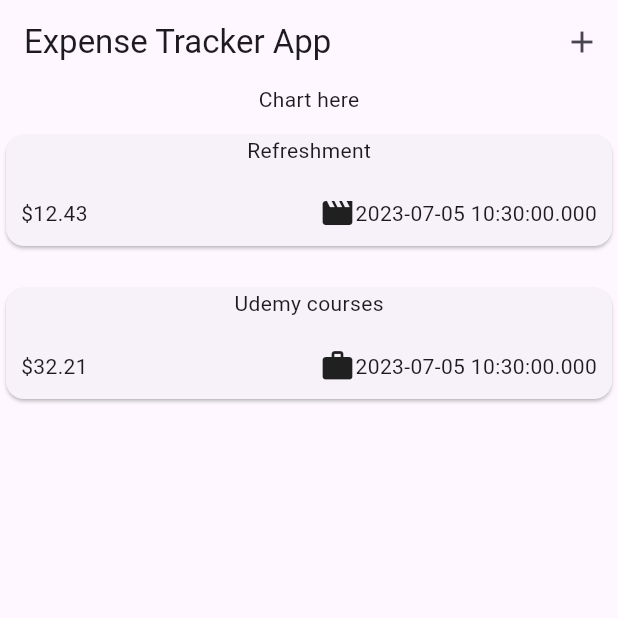
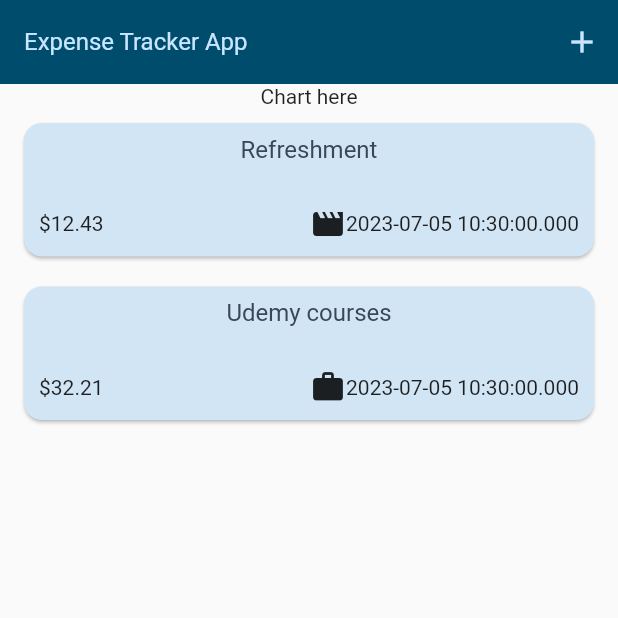
Before and after one commit to mbasnet123/expense_tracker_app, a Flutter app: the screen it shows after launch, on a phone screen of 412 x 824 dp, the top half of it. Run offline on Flutter 3.47's test engine with Material 2 defaults, Android fonts, the phone set to English and light mode, and no system bars.

Commit message:
added themes

```diff
--- a/lib/main.dart
+++ b/lib/main.dart
@@ -1,5 +1,9 @@
 import 'package:expense_tracker_app/screens/home_page.dart';
 import 'package:flutter/material.dart';
+
+var kColorScheme = ColorScheme.fromSeed(
+  seedColor: Color.fromARGB(255, 147, 203, 243),
+);
 
 void main() {
   runApp(MyApp());
@@ -11,7 +15,30 @@ class MyApp extends StatelessWidget {
   @override
   Widget build(BuildContext context) {
     return MaterialApp(
-      theme: ThemeData(useMaterial3: true),
+      theme: ThemeData().copyWith(
+        useMaterial3: true,
+        // scaffoldBackgroundColor: Color.fromARGB(255, 147, 203, 243),
+        colorScheme: kColorScheme,
+        appBarTheme: AppBarTheme().copyWith(
+            backgroundColor: kColorScheme.onPrimaryContainer,
+            foregroundColor: kColorScheme.primaryContainer),
+        cardTheme: CardTheme().copyWith(
+          color: kColorScheme.secondaryContainer,
+          margin: EdgeInsets.symmetric(horizontal: 16, vertical: 0),
+        ),
+        elevatedButtonTheme: ElevatedButtonThemeData(
+          style: ElevatedButton.styleFrom(
+            backgroundColor: kColorScheme.primaryContainer,
+          ),
+        ),
+        textTheme: ThemeData().textTheme.copyWith(
+              titleLarge: TextStyle(
+                fontWeight: FontWeight.normal,
+                fontSize: 16,
+                color: kColorScheme.onSecondaryContainer,
+              ),
+            ),
+      ),
       debugShowCheckedModeBanner: false,
       home: HomePage(),
     );
--- a/lib/widgets/expense_item.dart
+++ b/lib/widgets/expense_item.dart
@@ -13,8 +13,15 @@ class ExpenseItem extends StatelessWidget {
       padding: const EdgeInsets.symmetric(vertical: 10),
       child: Card(
         child: Column(
+          // crossAxisAlignment: CrossAxisAlignment.start,
           children: [
-            Text(expense.title),
+            Padding(
+              padding: const EdgeInsets.symmetric(vertical: 8),
+              child: Text(
+                expense.title,
+                style: Theme.of(context).textTheme.titleLarge,
+              ),
+            ),
             const SizedBox(
               height: 10,
             ),
--- a/lib/widgets/expenses_list.dart
+++ b/lib/widgets/expenses_list.dart
@@ -15,9 +15,16 @@ class ExpenseList extends StatelessWidget {
       itemCount: expenses.length,
       itemBuilder: (context, index) {
         return Dismissible(
-          onDismissed: (direction) {
-            onRemoveExpenses(expenses[index]);
-          },
+            background: Container(
+              height: 10,
+              width: 10,
+              color: Theme.of(context).colorScheme.error,
+              margin: EdgeInsets.symmetric(
+                  horizontal: Theme.of(context).cardTheme.margin!.horizontal),
+            ),
+            onDismissed: (direction) {
+              onRemoveExpenses(expenses[index]);
+            },
             key: ValueKey(expenses[index]),
             child: ExpenseItem(expenses[index]));
       },
```
